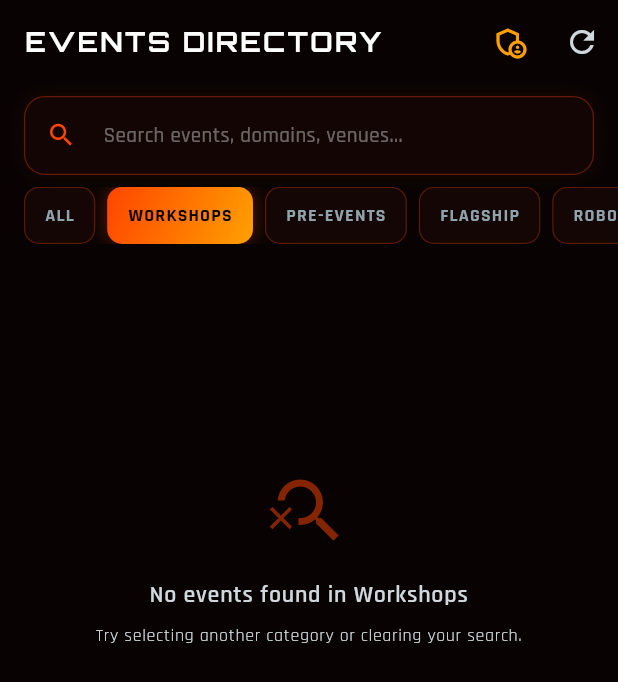
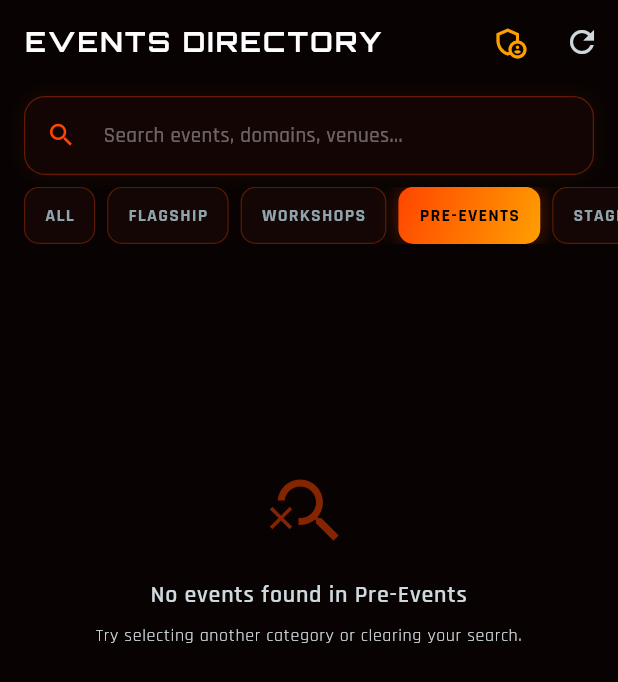
Before and after one commit to sam9777-p/Concetto, a Flutter app: the EventsScreen screen opened by its route, after a tap on "PRE-FESTIVAL SPECIALS", on a phone screen of 412 x 824 dp. Shown: the top 682 px of the screen. Run offline on Flutter 3.47's test engine with Material 3 defaults, Android fonts, the phone set to English and light mode, and no system bars; our stand-ins replace cached_network_image, cloud_firestore, dio, file_picker, firebase_auth, firebase_core and 10 more; missing offline and left inert: mobile_scanner, syncfusion_flutter_pdfviewer; accounts and stored records are empty; generated files the repository leaves out were written again; network calls fail.

Commit message:
feat: implement updated category priority order and flexible editable event tags

```diff
--- a/lib/features/events/events_screen.dart
+++ b/lib/features/events/events_screen.dart
@@ -24,17 +24,19 @@ class _EventsScreenState extends ConsumerState<EventsScreen> {
 
   final List<String> _categories = [
     'All',
+    'Flagship',
     'Workshops',
     'Pre-Events',
-    'Flagship',
-    'Robotics',
-    'Coding',
-    'Electronics',
-    'Management',
+    'Stage',
     'Departmental',
     'Clubs',
+    'Gaming & Fun',
+    'Robotics',
+    'Electronics',
+    'Coding',
+    'Management',
     'Design',
-    'Stage',
+    'Aeromodelling',
   ];
 
   @override
@@ -167,7 +169,8 @@ class _EventsScreenState extends ConsumerState<EventsScreen> {
               child: InkWell(
                 onTap: () {
                   setState(() {
-                    _selectedCategoryIndex = 1; // 'Pre-Events'
+                    final preIdx = _categories.indexOf('Pre-Events');
+                    _selectedCategoryIndex = preIdx != -1 ? preIdx : 1;
                   });
                 },
                 borderRadius: BorderRadius.circular(14),
@@ -392,21 +395,27 @@ class _EventsScreenState extends ConsumerState<EventsScreen> {
       } else if (selectedCategory == 'Workshops') {
         matchesCategory = event.category.toLowerCase().contains('workshop') ||
             event.tags.any((t) => t.toLowerCase().contains('workshop')) ||
+            event.title.toLowerCase().contains('workshop') ||
             event.title.toLowerCase().contains('biology') ||
-            event.title.toLowerCase().contains('agentic') ||
-            event.title.toLowerCase().contains('workshop');
+            event.title.toLowerCase().contains('agentic');
       } else if (selectedCategory == 'Pre-Events') {
         matchesCategory = isPreEvent;
-      } else if (selectedCategory == 'Flagship') {
-        matchesCategory = event.isFlagship ||
-            event.category.toLowerCase() == 'flagship' ||
-            event.tags.any((t) => t.toLowerCase() == 'flagship');
       } else if (selectedCategory == 'Departmental') {
         matchesCategory = event.category.toLowerCase() == 'departmental' ||
             event.tags.any((t) => t.toLowerCase() == 'departmental');
       } else if (selectedCategory == 'Clubs' || selectedCategory == 'Club') {
         matchesCategory = event.category.toLowerCase() == 'club' ||
             event.tags.any((t) => t.toLowerCase() == 'club' || t.toLowerCase() == 'clubs');
+      } else if (selectedCategory == 'Stage') {
+        matchesCategory = event.isStageExperience ||
+            event.isWatchableOnly ||
+            event.category.toLowerCase() == 'stage' ||
+            event.tags.any((t) => t.toLowerCase() == 'stage');
+      } else if (selectedCategory == 'Gaming & Fun') {
+        matchesCategory = event.category.toLowerCase().contains('game') ||
+            event.category.toLowerCase().contains('fun') ||
+            event.tags.any((t) => t.toLowerCase().contains('game') || t.toLowerCase().contains('fun')) ||
+            event.title.toLowerCase().contains('game');
       } else if (selectedCategory == 'Robotics') {
         matchesCategory = event.category.toLowerCase() == 'robotics' ||
             event.tags.any((t) => t.toLowerCase() == 'robotics') ||
@@ -414,14 +423,15 @@ class _EventsScreenState extends ConsumerState<EventsScreen> {
             event.title.toLowerCase().contains('robo') ||
             event.title.toLowerCase().contains('autonav') ||
             event.title.toLowerCase().contains('aeroglide');
-      } else if (selectedCategory == 'Electronics') {
-        matchesCategory = event.category.toLowerCase() == 'electronics' ||
-            event.tags.any((t) => t.toLowerCase() == 'electronics') ||
-            event.organizerClub.toLowerCase().contains('electronic') ||
-            event.organizerClub.toLowerCase().contains('see') ||
-            event.title.toLowerCase().contains('sparkathon') ||
-            event.title.toLowerCase().contains('gate craft') ||
-            event.title.toLowerCase().contains('fault hunt');
+      } else if (selectedCategory == 'Coding') {
+        matchesCategory = event.category.toLowerCase() == 'coding' ||
+            event.tags.any((t) => t.toLowerCase() == 'coding') ||
+            event.organizerClub.toLowerCase().contains('cyberlabs') ||
+            event.organizerClub.toLowerCase().contains('coding') ||
+            event.organizerClub.toLowerCase().contains('c3') ||
+            event.title.toLowerCase().contains('hack') ||
+            event.title.toLowerCase().contains('code') ||
+            event.title.toLowerCase().contains('ctf');
       } else if (selectedCategory == 'Management') {
         matchesCategory = event.category.toLowerCase() == 'management' ||
             event.tags.any((t) => t.toLowerCase() == 'management') ||
@@ -439,15 +449,23 @@ class _EventsScreenState extends ConsumerState<EventsScreen> {
             event.organizerClub.toLowerCase().contains('animation') ||
             event.title.toLowerCase().contains('pixel perfect') ||
             event.title.toLowerCase().contains('game jam');
-      } else if (selectedCategory == 'Coding') {
-        matchesCategory = event.category.toLowerCase() == 'coding' ||
-            event.tags.any((t) => t.toLowerCase() == 'coding') ||
-            event.organizerClub.toLowerCase().contains('cyberlabs') ||
-            event.organizerClub.toLowerCase().contains('coding') ||
-            event.organizerClub.toLowerCase().contains('c3') ||
-            event.title.toLowerCase().contains('hack') ||
-            event.title.toLowerCase().contains('code') ||
-            event.title.toLowerCase().contains('ctf');
+      } else if (selectedCategory == 'Aeromodelling') {
+        matchesCategory = event.category.toLowerCase().contains('aero') ||
+            event.tags.any((t) => t.toLowerCase().contains('aero')) ||
+            event.organizerClub.toLowerCase().contains('aero') ||
+            event.title.toLowerCase().contains('aero');
+      } else if (selectedCategory == 'Electronics') {
+        matchesCategory = event.category.toLowerCase() == 'electronics' ||
+            event.tags.any((t) => t.toLowerCase() == 'electronics') ||
+            event.organizerClub.toLowerCase().contains('electronic') ||
+            event.organizerClub.toLowerCase().contains('see') ||
+            event.title.toLowerCase().contains('sparkathon') ||
+            event.title.toLowerCase().contains('gate craft') ||
+            event.title.toLowerCase().contains('fault hunt');
+      } else if (selectedCategory == 'Flagship') {
+        matchesCategory = event.isFlagship ||
+            event.category.toLowerCase() == 'flagship' ||
+            event.tags.any((t) => t.toLowerCase() == 'flagship');
       } else {
         final sel = selectedCategory.toLowerCase();
         matchesCategory = event.category.toLowerCase() == sel ||
@@ -465,13 +483,12 @@ class _EventsScreenState extends ConsumerState<EventsScreen> {
       return matchesCategory && matchesSearch;
     }).toList();
 
-    // Keep stage / watchable events at the end of the list
+    // Sort events by the official priority order, then alphabetically
     filteredEvents.sort((a, b) {
-      final aIsStage = a.isWatchableOnly || a.category.toLowerCase() == 'stage';
-      final bIsStage = b.isWatchableOnly || b.category.toLowerCase() == 'stage';
-      if (aIsStage && !bIsStage) return 1;
-      if (!aIsStage && bIsStage) return -1;
-      return 0;
+      final rankA = EventItem.getCategoryPriority(a.displayCategory);
+      final rankB = EventItem.getCategoryPriority(b.displayCategory);
+      if (rankA != rankB) return rankA.compareTo(rankB);
+      return a.title.toLowerCase().compareTo(b.title.toLowerCase());
     });
 
     if (filteredEvents.isEmpty) {
@@ -551,23 +568,26 @@ class EventCard extends StatelessWidget {
 
   Color _getCategoryColor(String category) {
     final cat = category.toLowerCase();
-    if (cat.contains('flagship')) return const Color(0xFFFF4500);
-    if (cat.contains('coding')) return const Color(0xFF00E5FF);
-    if (cat.contains('robotics')) return const Color(0xFFFF9100);
-    if (cat.contains('management')) return const Color(0xFF00E676);
-    if (cat.contains('electronics')) return const Color(0xFFE040FB);
-    if (cat.contains('design')) return const Color(0xFFFFD600);
-    if (cat.contains('stage')) return const Color(0xFFFF8A80);
+    if (cat.contains('workshop')) return const Color(0xFF00E5FF);
     if (cat.contains('pre')) return const Color(0xFFFF5252);
     if (cat.contains('departmental')) return const Color(0xFF40C4FF);
-    if (cat.contains('fun')) return const Color(0xFFFFD54F);
-    return const Color(0xFFFF4500);
+    if (cat.contains('club')) return const Color(0xFFAB47BC);
+    if (cat.contains('stage')) return const Color(0xFFFF8A80);
+    if (cat.contains('game') || cat.contains('fun')) return const Color(0xFFFFD54F);
+    if (cat.contains('robot')) return const Color(0xFFFF9100);
+    if (cat.contains('code') || cat.contains('coding')) return const Color(0xFF00B0FF);
+    if (cat.contains('management')) return const Color(0xFF00E676);
+    if (cat.contains('design')) return const Color(0xFFFFD600);
+    if (cat.contains('aero')) return const Color(0xFF26A69A);
+    if (cat.contains('electronic')) return const Color(0xFFE040FB);
+    if (cat.contains('flagship')) return const Color(0xFFFF4500);
+    return const Color(0xFFFF9100);
   }
 
   @override
   Widget build(BuildContext context) {
     final primaryColor = Theme.of(context).colorScheme.primary;
-    final catColor = _getCategoryColor(event.category);
+    final catColor = _getCategoryColor(event.displayCategory);
 
     return GestureDetector(
       onTap: () => context.push('/events/detail', extra: event),
@@ -636,6 +656,7 @@ class EventCard extends StatelessWidget {
                       ),
                     ),
                   ),
+                  if (event.displayCategory.isNotEmpty)
                     Positioned(
                       top: 8,
                       right: 8,
@@ -652,7 +673,7 @@ class EventCard extends StatelessWidget {
                           ],
                         ),
                         child: Text(
-                        event.category.toUpperCase(),
+                          event.displayCategory.toUpperCase(),
                           style: GoogleFonts.rajdhani(
                             fontSize: 10,
                             fontWeight: FontWeight.w800,
@@ -663,7 +684,8 @@ class EventCard extends StatelessWidget {
                       ),
                     ),
                   if (event.prizePool.isNotEmpty &&
-                      event.category != 'Workshops' &&
+                      event.displayCategory.toLowerCase() != 'workshops' &&
+                      !event.prioritizedTags.any((t) => t.toLowerCase().contains('workshop')) &&
                       !event.isStageExperience &&
                       !event.isWatchableOnly)
                     Positioned(
@@ -731,12 +753,13 @@ class EventCard extends StatelessWidget {
                             maxLines: 1,
                             overflow: TextOverflow.ellipsis,
                           ),
+                          if (event.prioritizedTags.isNotEmpty) ...[
                             const SizedBox(height: 4),
                             SingleChildScrollView(
                               scrollDirection: Axis.horizontal,
                               physics: const BouncingScrollPhysics(),
                               child: Row(
-                              children: (event.tags.isNotEmpty ? event.tags : [event.category, 'Concetto26']).take(3).map((tag) => Container(
+                                children: event.prioritizedTags.take(3).map((tag) => Container(
                                   margin: const EdgeInsets.only(right: 4),
                                   padding: const EdgeInsets.symmetric(horizontal: 5, vertical: 1.5),
                                   decoration: BoxDecoration(
@@ -755,6 +778,7 @@ class EventCard extends StatelessWidget {
                                 )).toList(),
                               ),
                             ),
+                          ],
                         ],
                       ),
                     ),
--- a/lib/models/event_item.dart
+++ b/lib/models/event_item.dart
@@ -83,6 +83,68 @@ class EventItem {
     if (t.isEmpty) return '';
     final parts = t.split(RegExp(r'[-–to]'));
     return parts.length > 1 ? parts[1].trim() : '';
+  }
+
+  /// Official festival display priority list
+  static const List<String> categoryPriorityOrder = [
+    'Flagship',
+    'Workshops',
+    'Pre-Events',
+    'Stage',
+    'Departmental',
+    'Clubs',
+    'Gaming & Fun',
+    'Robotics',
+    'Electronics',
+    'Coding',
+    'Management',
+    'Design',
+    'Aeromodelling',
+  ];
+
+  /// Resolves the integer priority rank for any tag or category name
+  static int getCategoryPriority(String categoryOrTag) {
+    final lower = categoryOrTag.trim().toLowerCase();
+    if (lower.contains('flagship')) return 1;
+    if (lower.contains('workshop')) return 2;
+    if (lower.contains('pre')) return 3;
+    if (lower == 'stage' || lower.contains('stage')) return 4;
+    if (lower.contains('departmental')) return 5;
+    if (lower.contains('club')) return 6;
+    if (lower.contains('game') || lower.contains('fun')) return 7;
+    if (lower.contains('robot')) return 8;
+    if (lower.contains('electronic')) return 9;
+    if (lower.contains('code') || lower.contains('coding')) return 10;
+    if (lower.contains('management')) return 11;
+    if (lower.contains('design')) return 12;
+    if (lower.contains('aero')) return 13;
+    return 999;
+  }
+
+  /// Returns all tags prioritized according to the official display priority order
+  List<String> get prioritizedTags {
+    final all = <String>{};
+    if (category.trim().isNotEmpty) all.add(category.trim());
+    for (final t in tags) {
+      if (t.trim().isNotEmpty) all.add(t.trim());
+    }
+    if (all.isEmpty) return const [];
+
+    final list = all.toList();
+    list.sort((a, b) {
+      final rankA = getCategoryPriority(a);
+      final rankB = getCategoryPriority(b);
+      if (rankA != rankB) return rankA.compareTo(rankB);
+      return a.toLowerCase().compareTo(b.toLowerCase());
+    });
+    return list;
+  }
+
+  /// Returns the highest-priority tag for primary display badges, or empty string if no tags exist
+  String get displayCategory {
+    final sorted = prioritizedTags;
+    if (sorted.isNotEmpty) return sorted.first;
+    return category.trim();
   }
 
   /// Dynamically computed readable team size label
```
Also changed, not shown: lib/features/admin/event_editor_screen.dart (+52 -19 lines), lib/features/events/event_detail_screen.dart (+10 -5 lines), lib/features/home/home_screen.dart (+7 -3 lines). Lines whose indentation alone changed are shown as unchanged.
